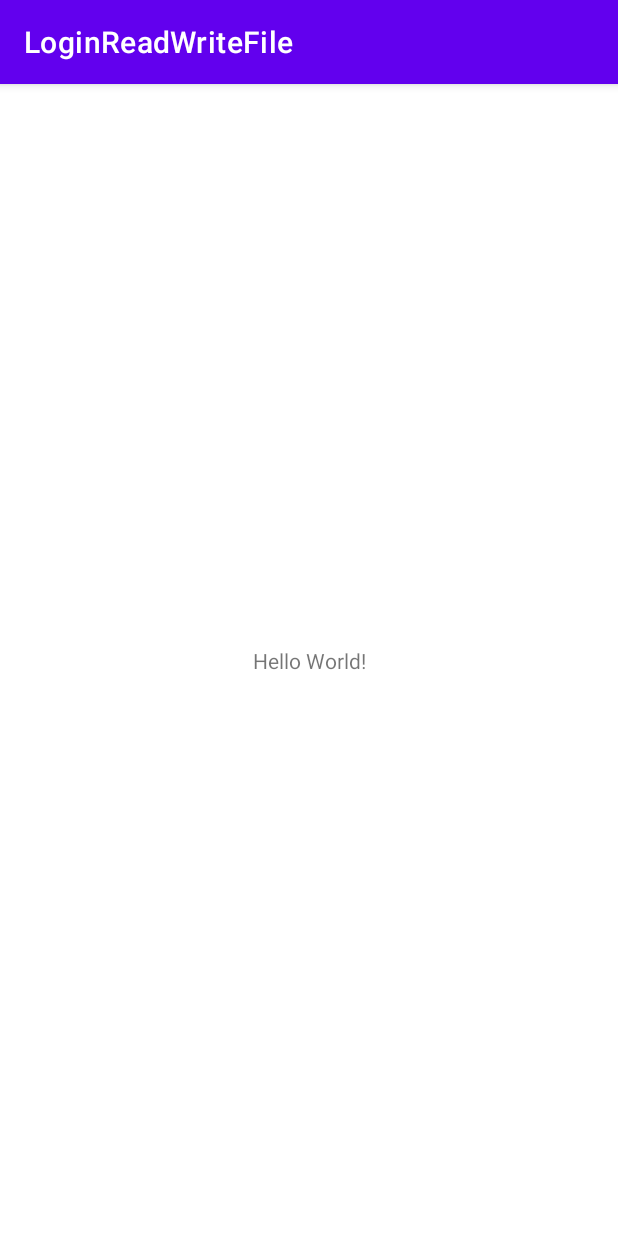
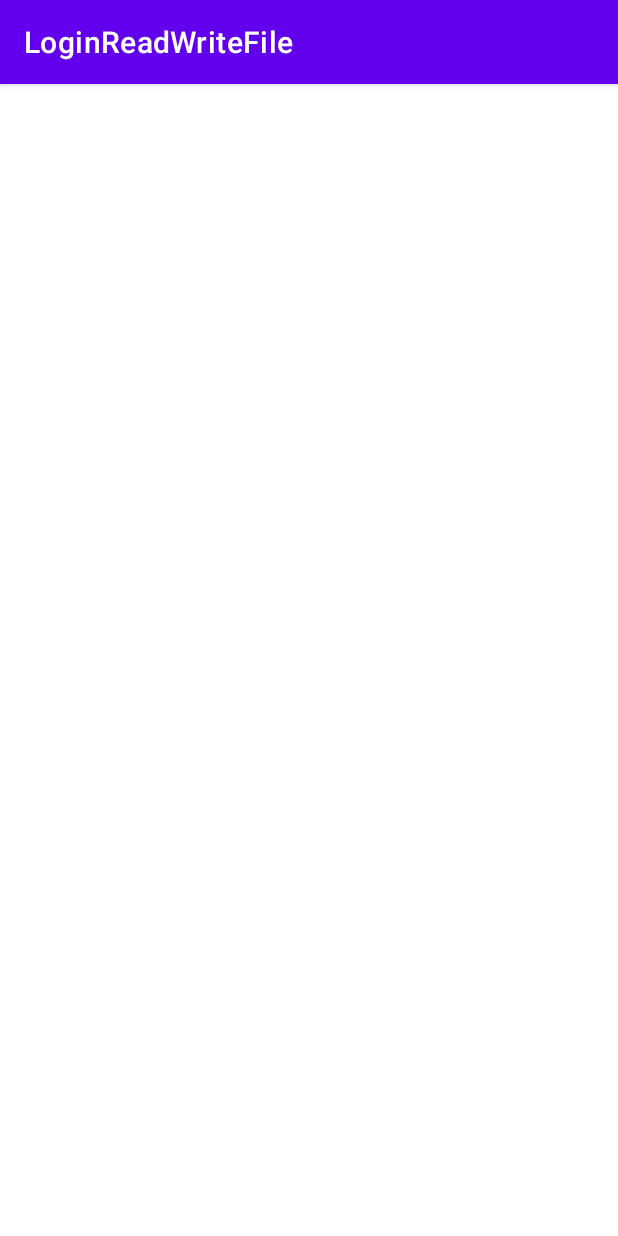
Before and after one commit to AVKhakhalin/LoginReadWriteFile, an Android app: the screen it shows after launch (MainActivity), on a phone screen of 412 x 824 dp. Run offline under Robolectric (Android 15) with nearby library versions, the phone set to English and light mode, and no system bars.

Commit message:
Создан макет для стартового окна с активити.

```diff
--- a/app/src/main/res/layout/activity_main.xml
+++ b/app/src/main/res/layout/activity_main.xml
@@ -6,13 +6,11 @@
     android:layout_height="match_parent"
     tools:context=".MainActivity">
 
-    <TextView
-        android:layout_width="wrap_content"
-        android:layout_height="wrap_content"
-        android:text="Hello World!"
-        app:layout_constraintBottom_toBottomOf="parent"
-        app:layout_constraintEnd_toEndOf="parent"
-        app:layout_constraintStart_toStartOf="parent"
-        app:layout_constraintTop_toTopOf="parent" />
+    <FrameLayout
+        android:id="@+id/container"
+        android:layout_width="match_parent"
+        android:layout_height="match_parent"
+        android:gravity="center_horizontal"
+        android:orientation="vertical" />
 
 </androidx.constraintlayout.widget.ConstraintLayout>
```
